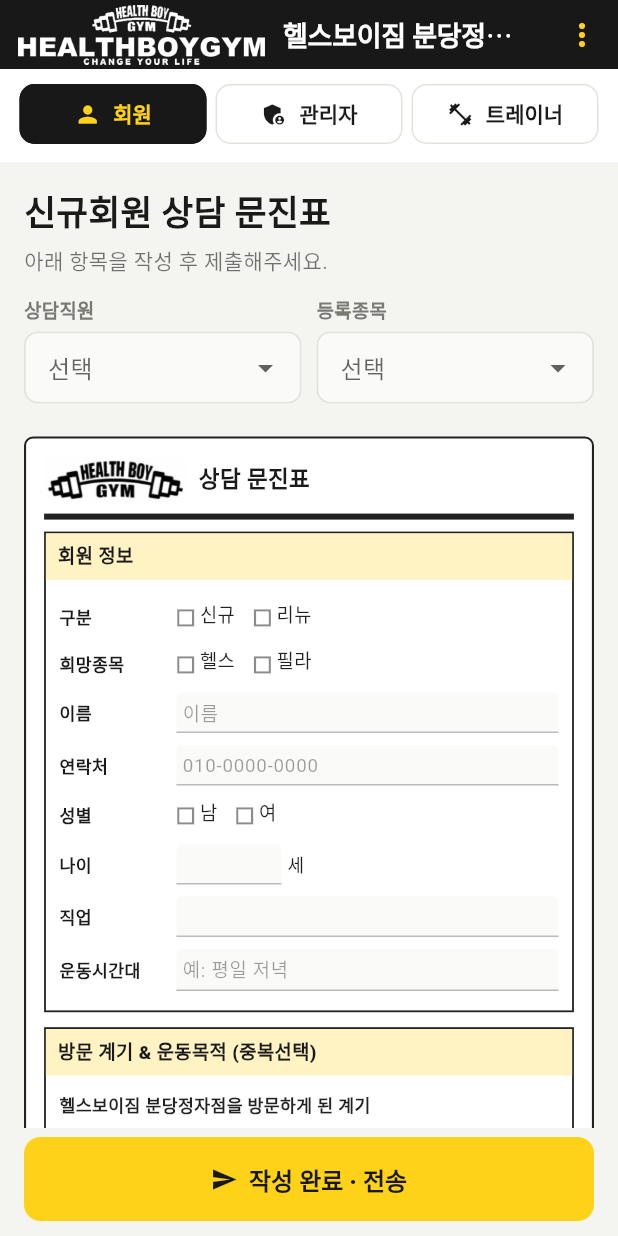
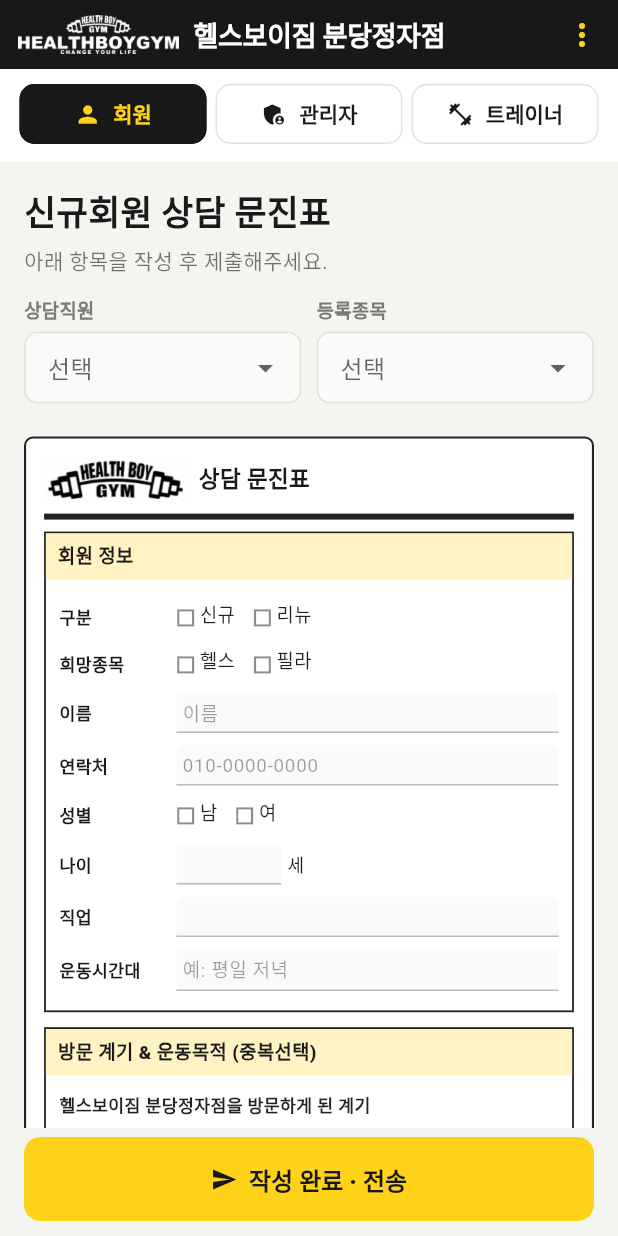
Before and after one commit to jihyeon0515/HBG-OT, a Flutter app: the screen it shows after launch, on a phone screen of 412 x 824 dp. Run offline on Flutter 3.47's test engine with Material 3 defaults, Android fonts, the phone set to English and light mode, and no system bars; our stand-ins replace shared_preferences.

Commit message:
fix: 앱바 로고 크기 축소(40->26) 글자 크기에 맞춤
Co-Authored-By: Claude Opus 4.8 <noreply@anthropic.com>

```diff
--- a/lib/main.dart
+++ b/lib/main.dart
@@ -66,8 +66,8 @@ class RootShell extends StatelessWidget {
       appBar: AppBar(
         titleSpacing: 12,
         title: Row(mainAxisSize: MainAxisSize.min, children: [
-          Image.asset('assets/logo_full.png', height: 40),
-          const SizedBox(width: 12),
+          Image.asset('assets/logo_full.png', height: 26),
+          const SizedBox(width: 10),
           const Flexible(
             child: Text('헬스보이짐 분당정자점',
                 overflow: TextOverflow.ellipsis,
```
Also changed, not shown: 1 other file.
